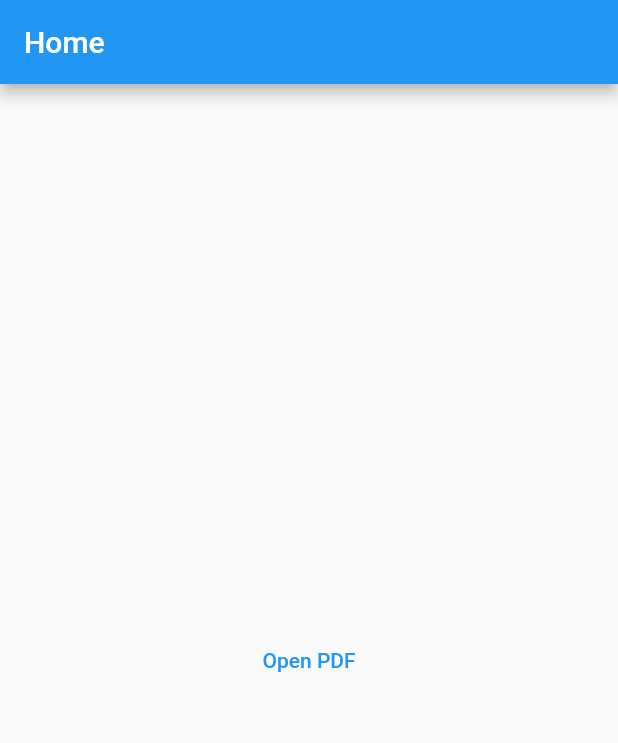
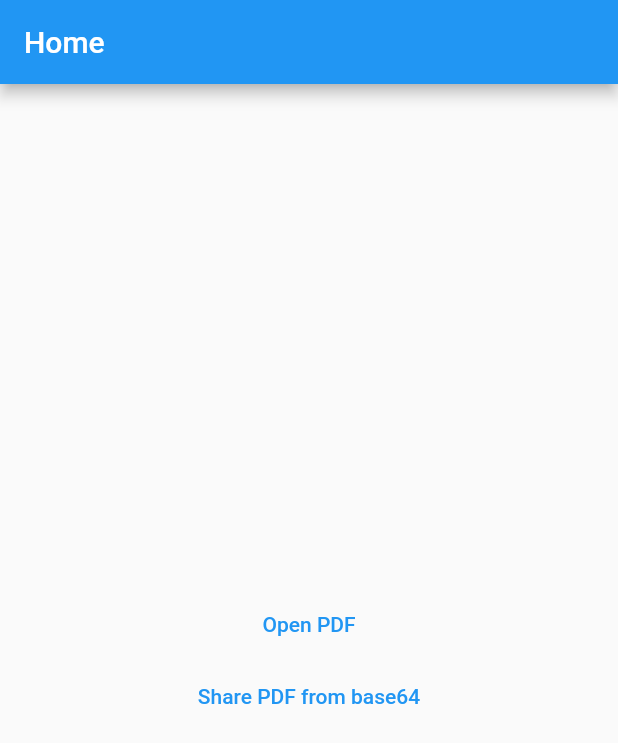
Before and after one commit to MarcoPetrolo1992/pdf_view_example, a Flutter app: the screen it shows after launch, on a phone screen of 412 x 824 dp. Shown: the top 743 px of the screen. Run offline on Flutter 3.47's test engine with Material 2 defaults, Android fonts, the phone set to English and light mode, and no system bars; our stand-ins replace printing, share_plus; missing offline and left inert: flutter_pdfview; statements that could not run were skipped.

Commit message:
pdf share con printing da base64

```diff
--- a/lib/home/home_screen.dart
+++ b/lib/home/home_screen.dart
@@ -43,9 +43,19 @@ class _HomeScreenState extends State<HomeScreen> with InitBaseViewModel<HomeView
         title: const Text("Home"),
       ),
       child: Center(
-        child: TextButton(
-          onPressed: viewModel.navigateToPdfViewer,
-          child: const Text("Open PDF"),
+        child: Column(
+          crossAxisAlignment: CrossAxisAlignment.center,
+          mainAxisAlignment: MainAxisAlignment.center,
+          children: [
+            TextButton(
+              onPressed: viewModel.navigateToPdfViewer,
+              child: const Text("Open PDF"),
+            ),
+            TextButton(
+              onPressed: viewModel.sharePdf,
+              child: const Text("Share PDF from base64"),
+            ),
+          ],
         ),
       ),
     );
--- a/lib/home/home_view_model.dart
+++ b/lib/home/home_view_model.dart
@@ -1,4 +1,5 @@
 import 'dart:async';
+import 'dart:convert';
 
 import 'package:flutter/material.dart';
 import 'package:flutter/services.dart';
@@ -8,6 +9,7 @@ import 'dart:io';
 import 'package:pdf_view_example/base/base_view_model.dart';
 import 'package:pdf_view_example/pdfViewer/pdf_viewer_screen.dart';
 import 'package:pdf_view_example/pdfViewer/pdf_viewer_view_model.dart';
+import 'package:printing/printing.dart';
 import 'package:provider/provider.dart';
 
 class HomeViewModel extends BaseViewModel {
@@ -105,5 +107,15 @@ class HomeViewModel extends BaseViewModel {
     );
   }
 
+
+  void sharePdf() async {
+    String base64 = await rootBundle.loadString("assets/base64.txt");
+
+    await Printing.sharePdf(
+      bytes: base64Decode(base64),
+      filename: 'barcode_${DateTime.now().millisecondsSinceEpoch}.pdf',
+    );
+  }
+
 //----------------------------------------------------------------------------
 }
--- a/lib/pdfViewer/pdf_viewer_view_model.dart
+++ b/lib/pdfViewer/pdf_viewer_view_model.dart
@@ -102,8 +102,10 @@ class PdfViewerViewModel extends BaseViewModel {
 
   ///
   void onShare() async {
-
-    var xfile = XFile.fromData(_file.readAsBytesSync(),mimeType: "application/pdf",);
+    var xfile = XFile.fromData(
+      _file.readAsBytesSync(),
+      mimeType: "application/pdf",
+    );
     // _onShare method:
     final box = context.findRenderObject() as RenderBox?;
 
@@ -113,5 +115,13 @@ class PdfViewerViewModel extends BaseViewModel {
     );
   }
 
+/*  _sharePDF() async {
+
+    await Printing.sharePdf(
+      bytes: await _buildDocumentFromBarcode().save(),
+      filename: 'barcode_${DateTime.now().millisecondsSinceEpoch}.pdf',
+    );
+  }*/
+
 //----------------------------------------------------------------------------
 }
--- a/pubspec.yaml
+++ b/pubspec.yaml
@@ -45,6 +45,8 @@ dependencies:
   path_provider: ^2.0.14
 
   share_plus: ^6.3.2
+
+  printing: ^5.11.0
 
 dev_dependencies:
   flutter_test:
```
Also changed, not shown: pubspec.lock, 1 other file.
